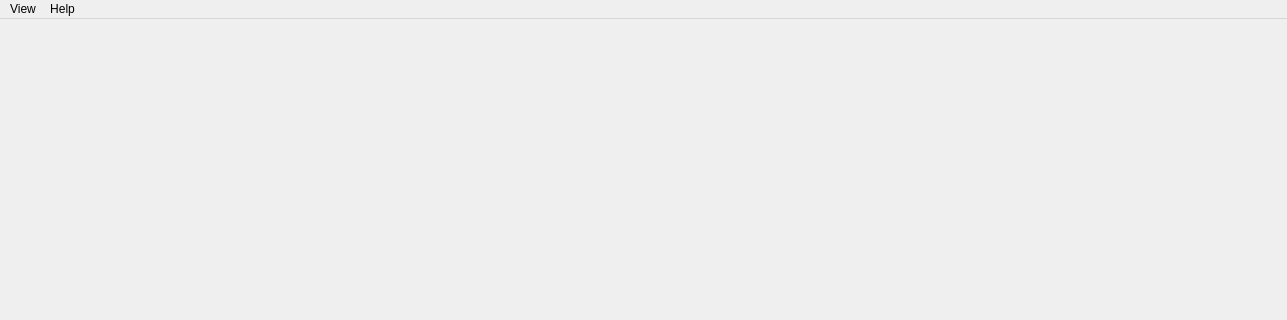
This is pysoworks/mainwindow.ui in piezosystemjena/PiSoWorks as Qt 5 draws it before an edit; both pictures show x 0 to 1287 and y 0 to 320 of the 1287 by 666 pixel window. The edited form follows.
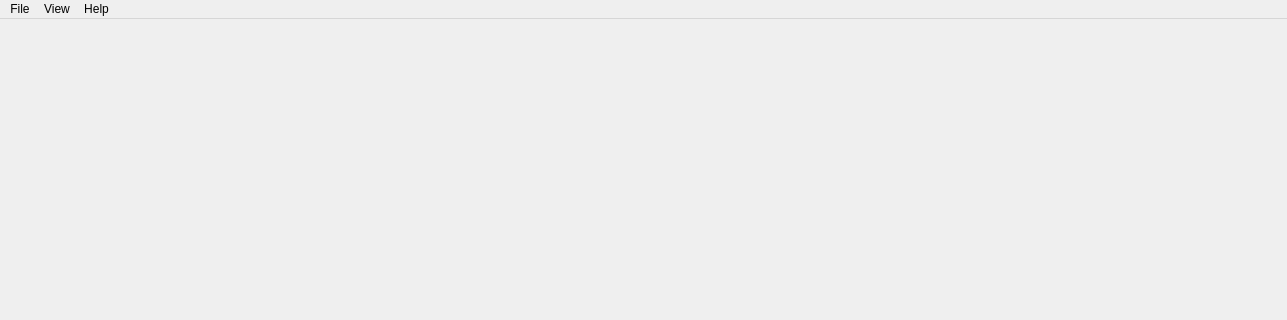
This is the edited form.

What changed in the file:
```diff
--- a/pysoworks/mainwindow.ui
+++ b/pysoworks/mainwindow.ui
@@ -53,6 +53,12 @@
      <string>Help</string>
     </property>
    </widget>
+   <widget class="QMenu" name="menuFile">
+    <property name="title">
+     <string>File</string>
+    </property>
+   </widget>
+   <addaction name="menuFile"/>
    <addaction name="menuView"/>
    <addaction name="menuHelp"/>
   </widget>
```
Left out of the diff: 5 changed lines with no effect on the pictures.
